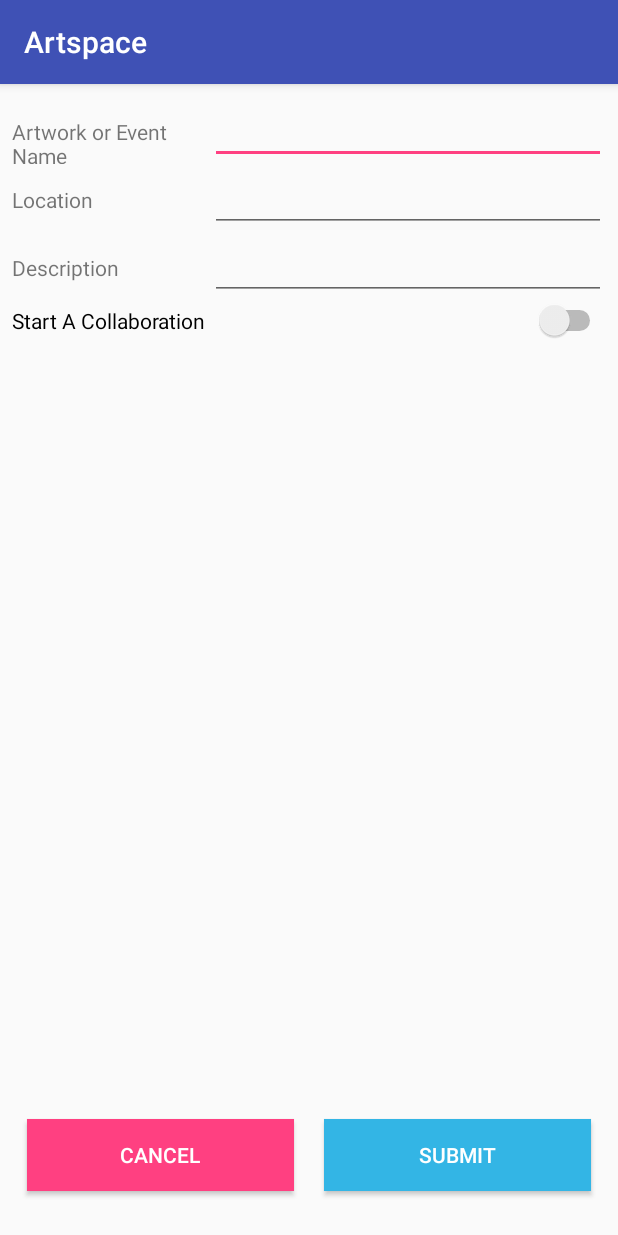
After one commit to elangloi/Artspace, an Android app: the AddArt screen opened directly, with no data from a screen before it, on a phone screen of 412 x 824 dp. The commit adds this screen. Run offline under Robolectric (Android 15) with nearby library versions, the phone set to English and light mode, and no system bars.

Commit message:
built add art layout

```diff
--- a/app/src/main/AndroidManifest.xml
+++ b/app/src/main/AndroidManifest.xml
@@ -16,6 +16,7 @@
                 <category android:name="android.intent.category.LAUNCHER" />
             </intent-filter>
         </activity>
+        <activity android:name=".AddArt"></activity>
     </application>
 
 </manifest>
--- /dev/null
+++ b/app/src/main/java/com/example/elizabethlanglois/artspace/AddArt.java
@@ -0,0 +1,59 @@
+package com.example.elizabethlanglois.artspace;
+
+import android.support.v7.app.AppCompatActivity;
+import android.os.Bundle;
+import android.content.Intent;
+import android.view.View;
+import android.widget.Button;
+import android.widget.CompoundButton;
+import android.widget.LinearLayout;
+import android.widget.Switch;
+
+public class AddArt extends AppCompatActivity {
+
+    @Override
+    protected void onCreate(Bundle savedInstanceState) {
+        super.onCreate(savedInstanceState);
+        setContentView(R.layout.activity_add_art);
+
+        // Cancel button return to main screen
+        Button btnCancel = (Button) findViewById(R.id.btnCancel);
+        btnCancel.setOnClickListener(new View.OnClickListener() {
+            @Override
+            public void onClick(View v) {
+                setResult(AddArt.RESULT_CANCELED);
+                finish();
+            }
+        });
+
+        // Submit button should notify new art created and return to main screen
+        Button btnSubmit = (Button)findViewById(R.id.btnSubmit);
+        btnSubmit.setOnClickListener(new View.OnClickListener() {
+            @Override
+            public void onClick(View v) {
+                //Intent resultIntent = new Intent();
+                //resultIntent.putExtra("NAME OF THE PARAMETER", valueOfParameter);
+                setResult(AddArt.RESULT_OK);
+                finish();
+            }
+        });
+
+        // Hide collab layout and uncheck by default
+        // Show and hide the entry options for a collaboration
+        final Switch btnCollab = (Switch) findViewById(R.id.swCollab);
+        final LinearLayout layoutCollab = (LinearLayout) findViewById(R.id.layoutCollab);
+        btnCollab.setChecked(false);
+        layoutCollab.setVisibility(LinearLayout.GONE);
+        btnCollab.setOnCheckedChangeListener(new CompoundButton.OnCheckedChangeListener() {
+            @Override
+            public void onCheckedChanged(CompoundButton buttonView, boolean isChecked) {
+
+                layoutCollab.setVisibility(btnCollab.isChecked() ?
+                        LinearLayout.VISIBLE : LinearLayout.GONE);
+            }
+        });
+
+
+
+    }
+}
--- a/app/src/main/java/com/example/elizabethlanglois/artspace/MainActivity.java
+++ b/app/src/main/java/com/example/elizabethlanglois/artspace/MainActivity.java
@@ -2,6 +2,9 @@ package com.example.elizabethlanglois.artspace;
 
 import android.support.v7.app.AppCompatActivity;
 import android.os.Bundle;
+import android.view.Menu;
+import android.view.MenuItem;
+import android.content.Intent;
 
 public class MainActivity extends AppCompatActivity {
 
@@ -10,4 +13,23 @@ public class MainActivity extends AppCompatActivity {
         super.onCreate(savedInstanceState);
         setContentView(R.layout.activity_main);
     }
+
+    // create an action bar button
+    @Override
+    public boolean onCreateOptionsMenu(Menu menu) {
+        getMenuInflater().inflate(R.menu.mainmenu, menu);
+        return super.onCreateOptionsMenu(menu);
+    }
+
+    // handle button activities
+    @Override
+    public boolean onOptionsItemSelected(MenuItem item) {
+        int id = item.getItemId();
+
+        if (id == R.id.btnaddart) {
+            // Move to art art activity
+            startActivity(new Intent(MainActivity.this, AddArt.class));
+        }
+        return super.onOptionsItemSelected(item);
+    }
 }
--- /dev/null
+++ b/app/src/main/res/layout/activity_add_art.xml
@@ -0,0 +1,215 @@
+<?xml version="1.0" encoding="utf-8"?>
+<android.support.constraint.ConstraintLayout xmlns:android="http://schemas.android.com/apk/res/android"
+    xmlns:app="http://schemas.android.com/apk/res-auto"
+    xmlns:tools="http://schemas.android.com/tools"
+    android:layout_width="fill_parent"
+    android:layout_height="fill_parent"
+    tools:context=".AddArt">
+
+    <LinearLayout
+        android:id="@+id/linearLayout"
+        android:layout_width="0dp"
+        android:layout_height="fill_parent"
+        android:layout_marginEnd="8dp"
+        android:layout_marginStart="8dp"
+        android:layout_marginTop="8dp"
+        android:orientation="vertical"
+        app:layout_constraintEnd_toEndOf="parent"
+        app:layout_constraintStart_toStartOf="parent"
+        app:layout_constraintTop_toTopOf="parent">
+
+        <LinearLayout
+            android:layout_width="match_parent"
+            android:layout_height="wrap_content"
+            android:orientation="horizontal">
+
+            <TextView
+                android:id="@+id/textView3"
+                android:layout_width="match_parent"
+                android:layout_height="wrap_content"
+                android:layout_weight="2"
+                android:text="@string/title" />
+
+            <EditText
+                android:id="@+id/txtTitle"
+                android:layout_width="match_parent"
+                android:layout_height="wrap_content"
+                android:layout_weight="1"
+                android:ems="10"
+                android:inputType="textPersonName" />
+        </LinearLayout>
+
+        <LinearLayout
+            android:layout_width="match_parent"
+            android:layout_height="wrap_content"
+            android:orientation="horizontal">
+
+            <TextView
+                android:id="@+id/textView4"
+                android:layout_width="match_parent"
+                android:layout_height="wrap_content"
+                android:layout_weight="2"
+                android:text="@string/location" />
+
+            <EditText
+                android:id="@+id/txtLocation"
+                android:layout_width="match_parent"
+                android:layout_height="wrap_content"
+                android:layout_weight="1"
+                android:ems="10"
+                android:inputType="textPersonName" />
+        </LinearLayout>
+
+        <LinearLayout
+            android:layout_width="match_parent"
+            android:layout_height="wrap_content"
+            android:orientation="horizontal">
+
+            <TextView
+                android:id="@+id/textView5"
+                android:layout_width="match_parent"
+                android:layout_height="wrap_content"
+                android:layout_weight="2"
+                android:text="@string/description" />
+
+            <EditText
+                android:id="@+id/txtDescription"
+                android:layout_width="match_parent"
+                android:layout_height="wrap_content"
+                android:layout_weight="1"
+                android:ems="10"
+                android:inputType="textMultiLine" />
+        </LinearLayout>
+
+        <Switch
+            android:id="@+id/swCollab"
+            android:layout_width="match_parent"
+            android:layout_height="wrap_content"
+            android:text="Start A Collaboration"
+            tools:layout_editor_absoluteX="16dp"
+            tools:layout_editor_absoluteY="231dp" />
+
+        <LinearLayout
+            android:id="@+id/layoutCollab"
+            android:layout_width="match_parent"
+            android:layout_height="wrap_content"
+            android:orientation="vertical">
+
+            <LinearLayout
+                android:layout_width="match_parent"
+                android:layout_height="wrap_content"
+                android:orientation="horizontal">
+
+                <TextView
+                    android:id="@+id/textView8"
+                    android:layout_width="match_parent"
+                    android:layout_height="wrap_content"
+                    android:layout_weight="2"
+                    android:text="@string/time" />
+
+                <EditText
+                    android:id="@+id/editText6"
+                    android:layout_width="match_parent"
+                    android:layout_height="wrap_content"
+                    android:layout_weight="1"
+                    android:ems="10"
+                    android:inputType="time" />
+            </LinearLayout>
+
+            <LinearLayout
+                android:layout_width="match_parent"
+                android:layout_height="wrap_content"
+                android:orientation="horizontal">
+
+                <TextView
+                    android:id="@+id/textView6"
+                    android:layout_width="match_parent"
+                    android:layout_height="wrap_content"
+                    android:layout_weight="2"
+                    android:text="@string/contact" />
+
+                <EditText
+                    android:id="@+id/txtPhone"
+                    android:layout_width="match_parent"
+                    android:layout_height="wrap_content"
+                    android:layout_weight="1"
+                    android:ems="10"
+                    android:inputType="phone" />
+
+            </LinearLayout>
+
+            <LinearLayout
+                android:layout_width="match_parent"
+                android:layout_height="wrap_content"
+                android:layout_weight="2"
+                android:orientation="horizontal">
+
+                <TextView
+                    android:id="@+id/textView7"
+                    android:layout_width="match_parent"
+                    android:layout_height="wrap_content"
+                    android:layout_weight="2"
+                    android:text="@string/date" />
+
+                <EditText
+                    android:id="@+id/editText5"
+                    android:layout_width="match_parent"
+                    android:layout_height="wrap_content"
+                    android:layout_weight="1"
+                    android:ems="10"
+                    android:inputType="date" />
+            </LinearLayout>
+
+        </LinearLayout>
+
+
+        <RelativeLayout
+            android:layout_width="fill_parent"
+            android:layout_height="wrap_content"
+            android:gravity="center"
+            android:orientation="horizontal"
+            android:layout_alignParentBottom="true">
+
+            <LinearLayout
+                android:layout_width="match_parent"
+                android:layout_height="match_parent"
+                android:gravity="center|bottom"
+                android:orientation="horizontal">
+
+                <Button
+                    android:id="@+id/btnCancel"
+                    android:layout_width="wrap_content"
+                    android:layout_height="wrap_content"
+                    android:layout_alignParentStart="true"
+                    android:layout_centerVertical="true"
+                    android:layout_margin="10dp"
+                    android:layout_weight="1"
+                    android:background="@color/colorAccent"
+                    android:bottomLeftRadius="10dp"
+                    android:bottomRightRadius="10dp"
+                    android:text="Cancel"
+                    android:textColor="@android:color/white"
+                    android:topLeftRadius="10dp"
+                    android:topRightRadius="10dp" />
+
+                <Button
+                    android:id="@+id/btnSubmit"
+                    android:layout_width="wrap_content"
+                    android:layout_height="wrap_content"
+                    android:layout_alignParentStart="true"
+                    android:layout_centerVertical="true"
+                    android:layout_weight="1"
+                    android:background="@android:color/holo_blue_light"
+                    android:bottomLeftRadius="10dp"
+                    android:bottomRightRadius="10dp"
+                    android:text="Submit"
+                    android:textColor="@android:color/white"
+                    android:layout_margin="10dp"
+                    android:topLeftRadius="10dp"
+                    android:topRightRadius="10dp" />
+            </LinearLayout>
+
+        </RelativeLayout>
+
+    </LinearLayout>
+</android.support.constraint.ConstraintLayout>
--- /dev/null
+++ b/app/src/main/res/menu/mainmenu.xml
@@ -0,0 +1,12 @@
+<?xml version="1.0" encoding="utf-8"?>
+
+    <menu xmlns:android="http://schemas.android.com/apk/res/android"
+        xmlns:app="http://schemas.android.com/apk/res-auto"
+        android:layout_width="match_parent"
+        android:layout_height="match_parent">
+        <item
+            android:id="@+id/btnaddart"
+            android:title="Add Art"
+            android:icon="@drawable/addicon"
+            />
+    </menu>
--- a/app/src/main/res/values/colors.xml
+++ b/app/src/main/res/values/colors.xml
@@ -2,5 +2,5 @@
 <resources>
     <color name="colorPrimary">#3F51B5</color>
     <color name="colorPrimaryDark">#303F9F</color>
-    <color name="colorAccent">#FF4081</color>
+    <color name="colorAccent">#ff4081</color>
 </resources>
--- a/app/src/main/res/values/strings.xml
+++ b/app/src/main/res/values/strings.xml
@@ -1,3 +1,11 @@
 <resources>
     <string name="app_name">Artspace</string>
+    <string name="collaboration_toggle">Start A Collaboration</string>
+    <string name="title">Artwork or Event Name</string>
+    <string name="location">Location</string>
+    <string name="description">Description</string>
+    <string name="contact">Contact Phone</string>
+    <string name="date">Date</string>
+    <string name="time">Time</string>
+
 </resources>
```
